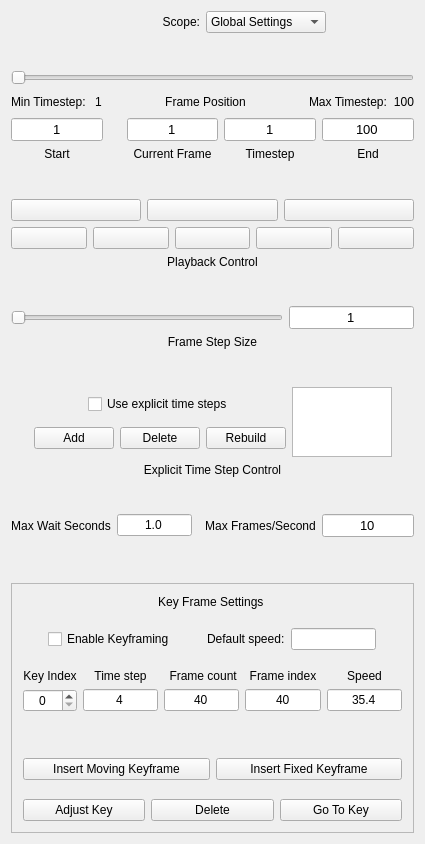
yyr/vapor, file apps/vaporgui/guis/ui/animationtab.ui: the form before one commit.
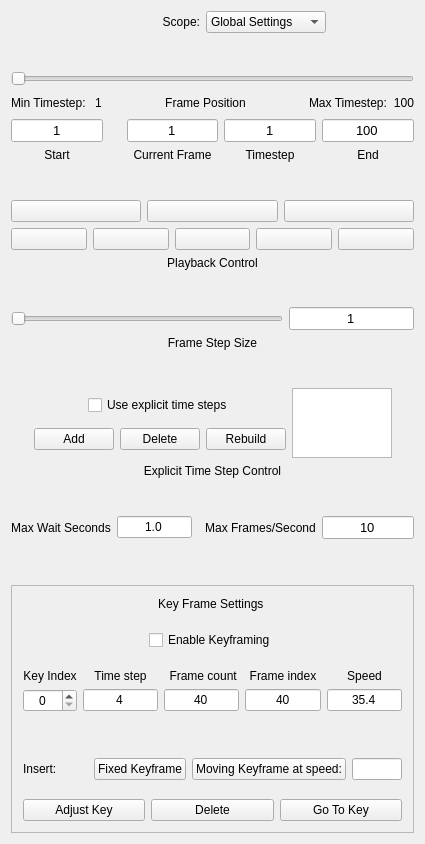
The form after the commit. Icons and pictures are not drawn.

Commit message: Use scene stretch in speed calc

Patch:
```diff
--- a/apps/vaporgui/guis/ui/animationtab.ui
+++ b/apps/vaporgui/guis/ui/animationtab.ui
@@ -1102,54 +1102,6 @@
               </property>
              </spacer>
             </item>
-            <item>
-             <widget class="QLabel" name="label_6">
-              <property name="maximumSize">
-               <size>
-                <width>100</width>
-                <height>16777215</height>
-               </size>
-              </property>
-              <property name="toolTip">
-               <string>Specify the default nonzero camera speed to use when the camera is moving</string>
-              </property>
-              <property name="text">
-               <string>Default speed:</string>
-              </property>
-             </widget>
-            </item>
-            <item>
-             <widget class="QLineEdit" name="defaultSpeedEdit">
-              <property name="maximumSize">
-               <size>
-                <width>100</width>
-                <height>16777215</height>
-               </size>
-              </property>
-              <property name="toolTip">
-               <string>Specify the default nonzero camera speed to use when the camera is moving</string>
-              </property>
-              <property name="whatsThis">
-               <string>The default camera speed is used whenever a keyframe is inserted after a fixed keyframe.  If a keyframe is inserted after a moving frame, the new speed will be the same as the previous moving frame.</string>
-              </property>
-              <property name="alignment">
-               <set>Qt::AlignCenter</set>
-              </property>
-             </widget>
-            </item>
-            <item>
-             <spacer name="horizontalSpacer_3">
-              <property name="orientation">
-               <enum>Qt::Horizontal</enum>
-              </property>
-              <property name="sizeHint" stdset="0">
-               <size>
-                <width>40</width>
-                <height>20</height>
-               </size>
-              </property>
-             </spacer>
-            </item>
            </layout>
           </item>
           <item>
@@ -1370,19 +1322,9 @@
           <item>
            <layout class="QHBoxLayout" name="horizontalLayout_6">
             <item>
-             <widget class="QPushButton" name="insertMovingButton">
-              <property name="toolTip">
-               <string>Insert a key frame after the current key frame, using the current viewpoint and time step.</string>
-              </property>
-              <property name="whatsThis">
-               <string>&lt;!DOCTYPE HTML PUBLIC &quot;-//W3C//DTD HTML 4.0//EN&quot; &quot;http://www.w3.org/TR/REC-html40/strict.dtd&quot;&gt;
-&lt;html&gt;&lt;head&gt;&lt;meta name=&quot;qrichtext&quot; content=&quot;1&quot; /&gt;&lt;style type=&quot;text/css&quot;&gt;
-p, li { white-space: pre-wrap; }
-&lt;/style&gt;&lt;/head&gt;&lt;body style=&quot; font-family:'MS Shell Dlg 2'; font-size:8.25pt; font-weight:400; font-style:normal;&quot;&gt;
-&lt;p style=&quot; margin-top:0px; margin-bottom:0px; margin-left:0px; margin-right:0px; -qt-block-indent:0; text-indent:0px;&quot;&gt;&lt;span style=&quot; font-size:8pt;&quot;&gt;When a moving key frame is inserted, the camera must be at a different position than either the preceding or following keyframe.  The speed will be the same as the preceding speed or will be the default camera speed if the preceding speed is zero.&lt;/span&gt;&lt;/p&gt;&lt;/body&gt;&lt;/html&gt;</string>
-              </property>
+             <widget class="QLabel" name="label_6">
               <property name="text">
-               <string>Insert Moving Keyframe</string>
+               <string>Insert:</string>
               </property>
              </widget>
             </item>
@@ -1399,7 +1341,53 @@
 &lt;p style=&quot; margin-top:0px; margin-bottom:0px; margin-left:0px; margin-right:0px; -qt-block-indent:0; text-indent:0px;&quot;&gt;&lt;span style=&quot; font-size:8pt;&quot;&gt;To insert a fixed keyframe, the camera position must not be the same as in the preceding or following keyframes, unless one or the other of these is already fixed (i.e. has camera  speed 0).  If the preceding or following keyframe has zero camera speed, then the new fixed keyframe must have the same camera position as the preceding or following fixed keyframe.&lt;/span&gt;&lt;/p&gt;&lt;/body&gt;&lt;/html&gt;</string>
               </property>
               <property name="text">
-               <string>Insert Fixed Keyframe</string>
+               <string>Fixed Keyframe</string>
+              </property>
+             </widget>
+            </item>
+            <item>
+             <widget class="QPushButton" name="insertMovingButton">
+              <property name="minimumSize">
+               <size>
+                <width>0</width>
+                <height>0</height>
+               </size>
+              </property>
+              <property name="toolTip">
+               <string>Insert a key frame after the current key frame, with specified speed, using the current viewpoint and time step.</string>
+              </property>
+              <property name="whatsThis">
+               <string>&lt;!DOCTYPE HTML PUBLIC &quot;-//W3C//DTD HTML 4.0//EN&quot; &quot;http://www.w3.org/TR/REC-html40/strict.dtd&quot;&gt;
+&lt;html&gt;&lt;head&gt;&lt;meta name=&quot;qrichtext&quot; content=&quot;1&quot; /&gt;&lt;style type=&quot;text/css&quot;&gt;
+p, li { white-space: pre-wrap; }
+&lt;/style&gt;&lt;/head&gt;&lt;body style=&quot; font-family:'MS Shell Dlg 2'; font-size:8.25pt; font-weight:400; font-style:normal;&quot;&gt;
+&lt;p style=&quot; margin-top:0px; margin-bottom:0px; margin-left:0px; margin-right:0px; -qt-block-indent:0; text-indent:0px;&quot;&gt;&lt;span style=&quot; font-size:8pt;&quot;&gt;When a moving key frame is inserted, the camera must be at a different position than either the preceding or following keyframe.  The speed will be the value specified (measured in terms of scene diameters per frame).&lt;/span&gt;&lt;/p&gt;&lt;/body&gt;&lt;/html&gt;</string>
+              </property>
+              <property name="text">
+               <string>Moving Keyframe at speed:</string>
+              </property>
+             </widget>
+            </item>
+            <item>
+             <widget class="QLineEdit" name="movingSpeedEdit">
+              <property name="maximumSize">
+               <size>
+                <width>50</width>
+                <height>16777215</height>
+               </size>
+              </property>
+              <property name="toolTip">
+               <string>Specify the default nonzero camera speed to use when the camera is moving</string>
+              </property>
+              <property name="whatsThis">
+               <string>&lt;!DOCTYPE HTML PUBLIC &quot;-//W3C//DTD HTML 4.0//EN&quot; &quot;http://www.w3.org/TR/REC-html40/strict.dtd&quot;&gt;
+&lt;html&gt;&lt;head&gt;&lt;meta name=&quot;qrichtext&quot; content=&quot;1&quot; /&gt;&lt;style type=&quot;text/css&quot;&gt;
+p, li { white-space: pre-wrap; }
+&lt;/style&gt;&lt;/head&gt;&lt;body style=&quot; font-family:'MS Shell Dlg 2'; font-size:8.25pt; font-weight:400; font-style:normal;&quot;&gt;
+&lt;p style=&quot; margin-top:0px; margin-bottom:0px; margin-left:0px; margin-right:0px; -qt-block-indent:0; text-indent:0px;&quot;&gt;&lt;span style=&quot; font-size:8pt;&quot;&gt;The speed used here is the camera speed, measured in scene diameters per frame.&lt;/span&gt;&lt;/p&gt;&lt;/body&gt;&lt;/html&gt;</string>
+              </property>
+              <property name="alignment">
+               <set>Qt::AlignCenter</set>
               </property>
              </widget>
             </item>
```
The commit also changes 3 other files.
